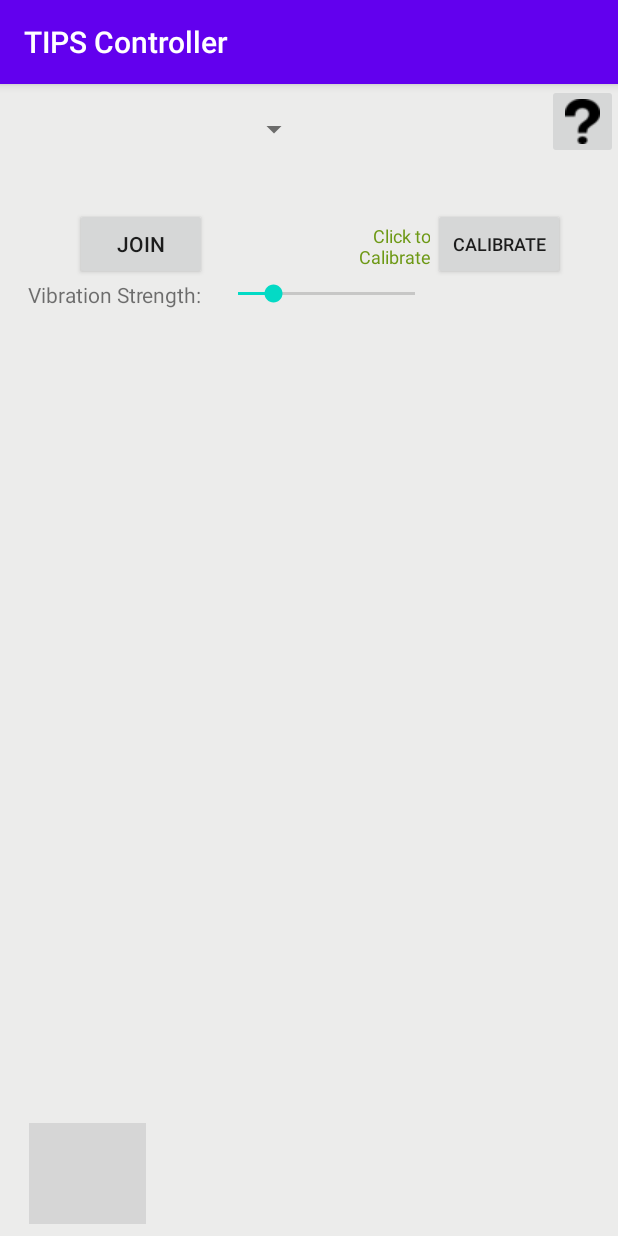
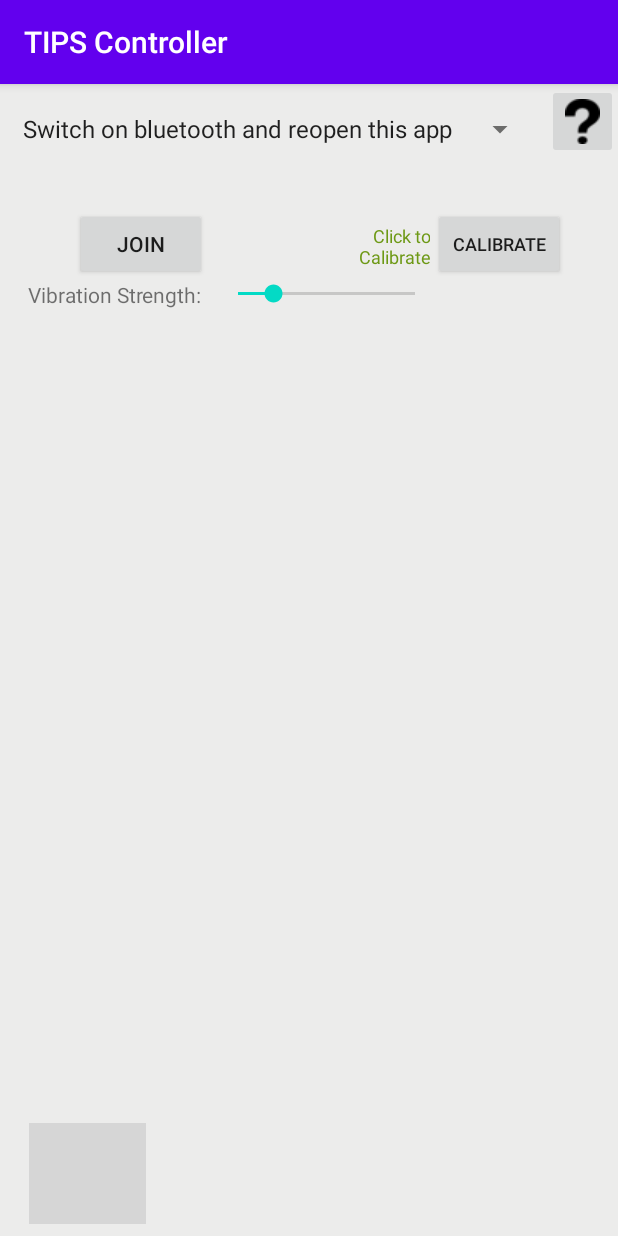
Before and after one commit to ruiliang-gao/TIPSlite-Remote-Controller-android, an Android app: the screen it shows after launch (MainActivity), on a phone screen of 412 x 824 dp. Run offline under Robolectric (Android 15) with nearby library versions, the phone set to English and light mode, and no system bars; grey boxes are pictures that could not be loaded.

Commit message:
Added the reminder to let user know they havn't swtiched on bluetooth at all.

```diff
--- a/app/src/main/java/com/surflab/tipscontroller/MainActivity.java
+++ b/app/src/main/java/com/surflab/tipscontroller/MainActivity.java
@@ -560,15 +560,20 @@ public class MainActivity extends AppCompatActivity {
         this.registerReceiver(_BTReceiver, filter);
         //Add the bluetooth drop down list
         List<String> BTNames = new ArrayList<String>();
-        BTNames.add("Choose Your Device Here");
         BTlist = findViewById(R.id.spinner_bt);
         mAdapter = BluetoothAdapter.getDefaultAdapter();
-        if (!mAdapter.isEnabled())
+        if(mAdapter == null)
         {
+            BTNames.add("Your Device does not support bluetooth");
+        }
+        else if (!mAdapter.isEnabled())
+        {
+            BTNames.add("Switch on bluetooth and reopen this app");
             //Intent enableBtIntent = new Intent(BluetoothAdapter.ACTION_REQUEST_ENABLE);
             //startActivityForResult(enableBtIntent, REQUEST_ENABLE_BT);
         }
         else {
+            BTNames.add("Choose Your Device Here");
             Set<BluetoothDevice> pairedDevices = mAdapter.getBondedDevices();
 
             // There are paired devices. Get the name and address of each paired device.
@@ -583,14 +588,12 @@ public class MainActivity extends AppCompatActivity {
                     Log.d(TAG_BT, "Device Class ID: " + device.getBluetoothClass().getMajorDeviceClass());
                 }
             }
-
-            ArrayAdapter<String> btDataAdapter = new ArrayAdapter<String>(this,
-                    android.R.layout.simple_spinner_item,
-                    BTNames);
-
-            // attaching data adapter to spinner
-            BTlist.setAdapter(btDataAdapter);
         }
+        ArrayAdapter<String> btDataAdapter = new ArrayAdapter<String>(this,
+                android.R.layout.simple_spinner_item,
+                BTNames);
+        // attaching data adapter to spinner
+        BTlist.setAdapter(btDataAdapter);
         //Bluetooth Connect
         mJoinButton.setOnClickListener(new View.OnClickListener() {
             @Override
```
